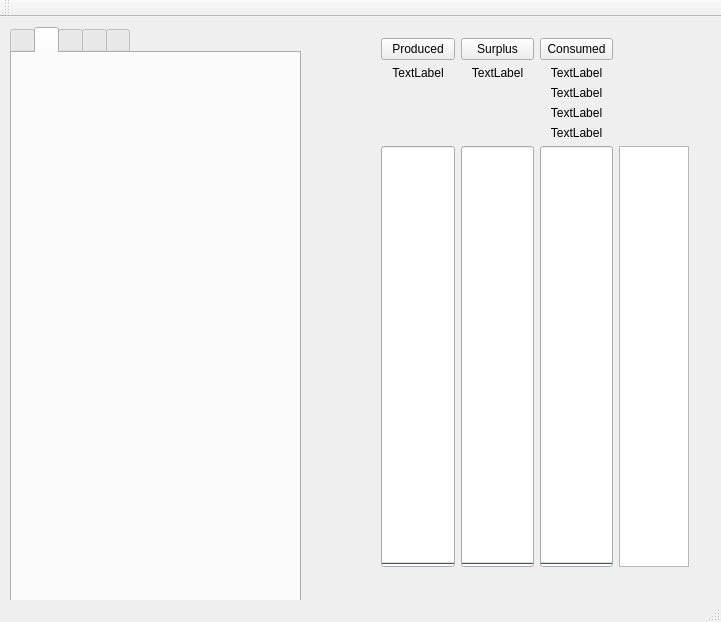
Old version of the form Qt/QDH/mainwindow.ui in the repository gpistoni/DomoticHome.
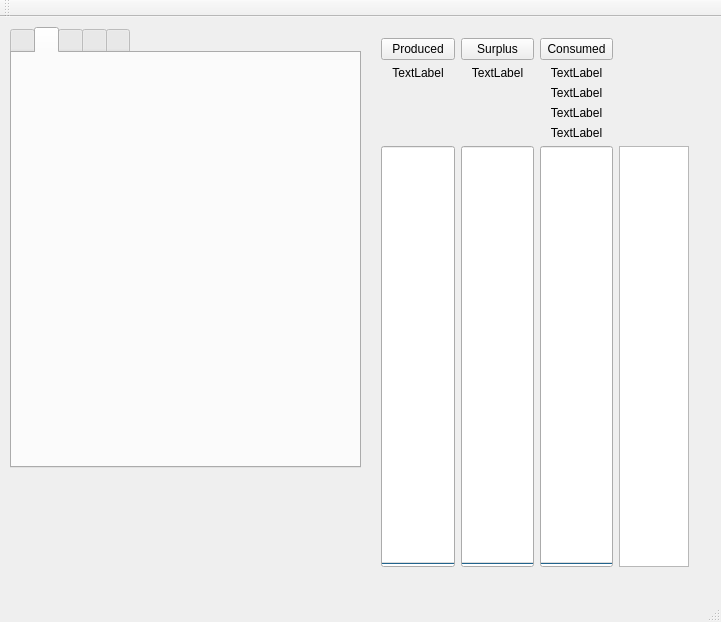
New version of the form. The open tabs and pages were chosen to show the change.

The edit to the form file:
```diff
--- a/Qt/QDH/mainwindow.ui
+++ b/Qt/QDH/mainwindow.ui
@@ -190,8 +190,8 @@
      <rect>
       <x>10</x>
       <y>10</y>
-      <width>291</width>
-      <height>600</height>
+      <width>351</width>
+      <height>441</height>
      </rect>
     </property>
     <property name="currentIndex">
@@ -211,6 +211,11 @@
      <attribute name="title">
       <string/>
      </attribute>
+     <layout class="QVBoxLayout" name="verticalLayout_2">
+      <item>
+       <layout class="QGridLayout" name="tempsPage"/>
+      </item>
+     </layout>
     </widget>
     <widget class="QWidget" name="tabWidgetPage3" native="true">
      <attribute name="title">
```
Left out of the diff: 12 changed lines with no effect on the pictures.
